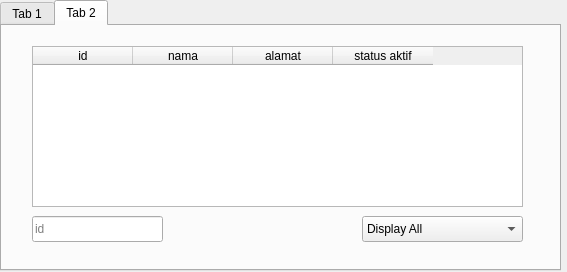
Qt form ui/main_window.ui (selesdepselesnul/pyqt_crud) before a commit.
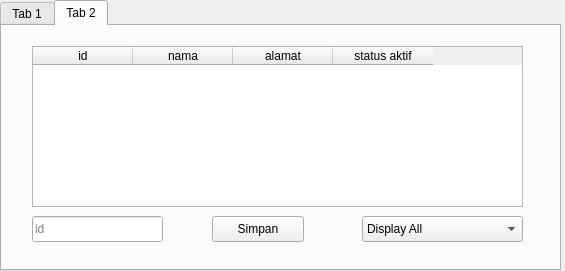
The same form after that commit.

Commit message: synchronize data in input form and table

The edit to the form file:
```diff
--- a/ui/main_window.ui
+++ b/ui/main_window.ui
@@ -6,8 +6,8 @@
    <rect>
     <x>0</x>
     <y>0</y>
-    <width>567</width>
-    <height>272</height>
+    <width>565</width>
+    <height>271</height>
    </rect>
   </property>
   <property name="windowTitle">
@@ -158,6 +158,19 @@
       </property>
      </item>
     </widget>
+    <widget class="QPushButton" name="saveButton">
+     <property name="geometry">
+      <rect>
+       <x>210</x>
+       <y>190</y>
+       <width>92</width>
+       <height>26</height>
+      </rect>
+     </property>
+     <property name="text">
+      <string>Simpan</string>
+     </property>
+    </widget>
    </widget>
   </widget>
  </widget>
```
The commit also changes 3 other files.
